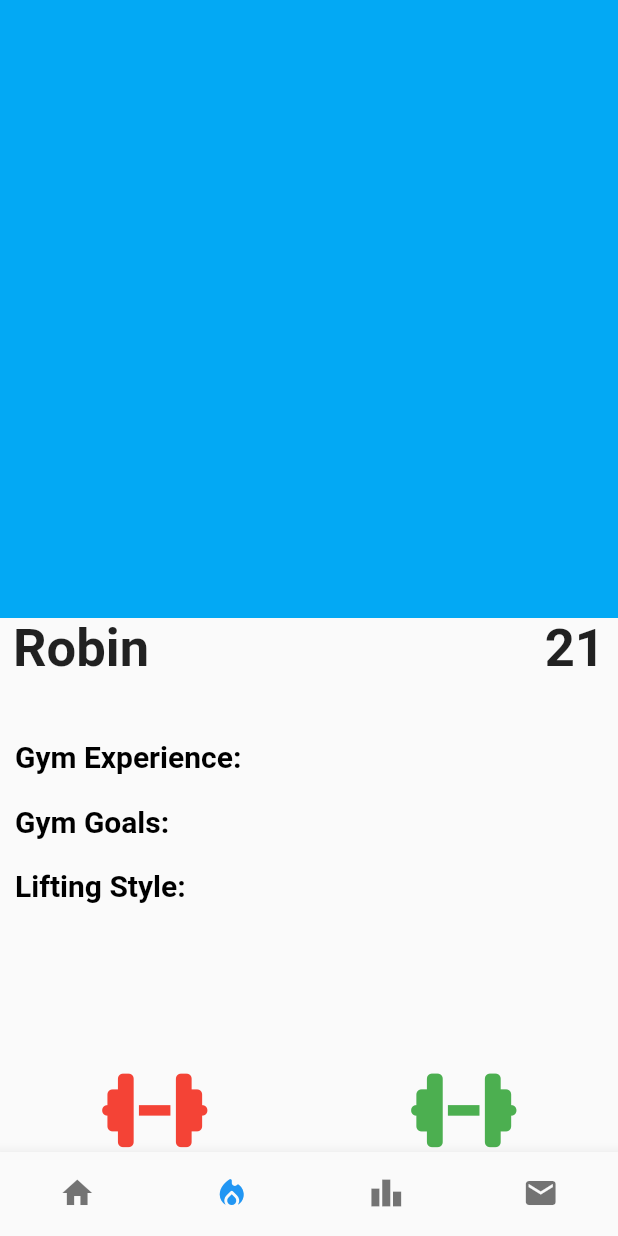
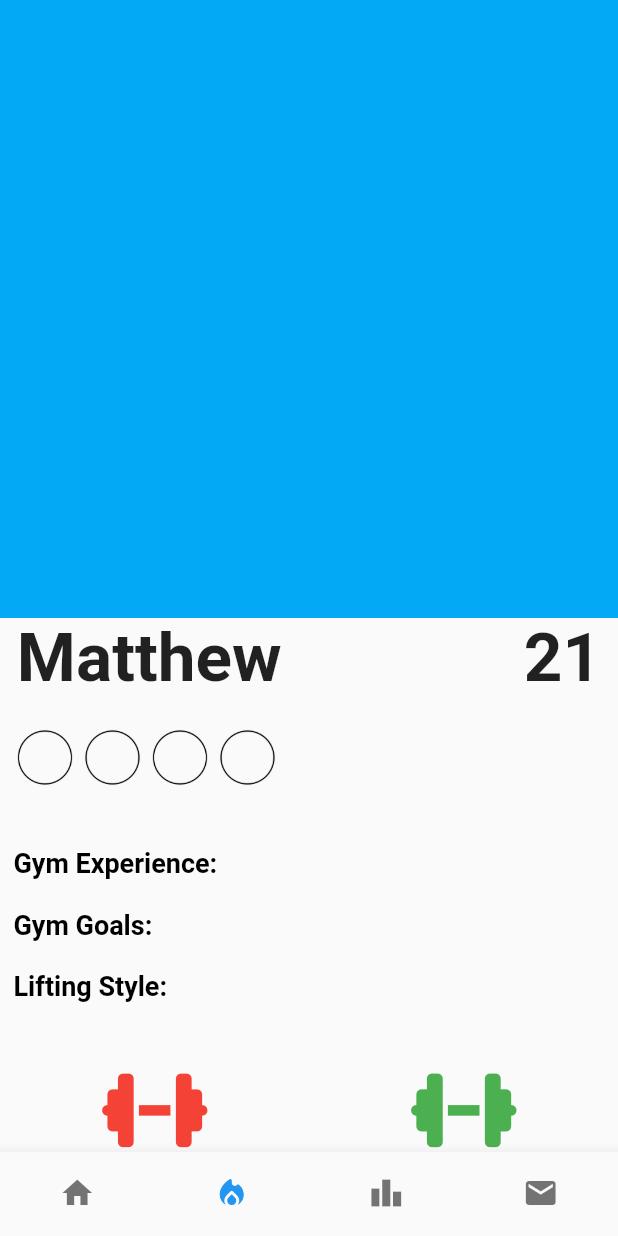
Before and after one commit to dariusrichardson36/FitBuddy, a Flutter app: the HomePage screen opened by its route, swiped to page 2, on a phone screen of 412 x 824 dp. Run offline on Flutter 3.47's test engine with Material 2 defaults, Android fonts, the phone set to English and light mode, and no system bars; our stand-ins replace cloud_firestore, firebase_auth, firebase_core, font_awesome_flutter, get, go_router and 4 more; missing offline and left inert: dart:ffi; accounts and stored records are empty; network calls fail.

Commit message:
Updated version of matchmaking page including default badge icons

```diff
--- a/lib/pages/homepage_views/matchmaking_view.dart
+++ b/lib/pages/homepage_views/matchmaking_view.dart
@@ -24,9 +24,9 @@ class MatchmakingView extends StatelessWidget {
               Align(
                 alignment: Alignment.centerLeft, // Left-align the text
                 child: Text(
-                  ' Robin',
+                  ' Matthew',
                   style: GoogleFonts.robotoFlex(
-                    fontSize: 35,
+                    fontSize: 45,
                     fontWeight: FontWeight.bold,
                   ),
                 ),
@@ -37,9 +37,59 @@ class MatchmakingView extends StatelessWidget {
                 child: Text(
                   '21 ',
                   style: GoogleFonts.robotoFlex(
-                    fontSize: 35,
+                    fontSize: 45,
                     fontWeight: FontWeight.bold,
                   ),
+                ),
+              ),
+            ],
+          ),
+          const SizedBox(height: 20),
+          Row(
+            children: [
+              // Display the PNG image within the row
+              Padding(
+                padding: EdgeInsets.only(left: 10.0, right: 5.0), // Adjust the spacing as needed
+                child: SizedBox(
+                  width: 40, // Set the desired width
+                  height: 40, // Set the desired height
+                  child: Image.asset(
+                    'lib/images/emptyBadge.png', // Replace with the actual asset path
+                    fit: BoxFit.contain, // Adjust the fit property as needed
+                  ),
+                ),
+              ),
+
+              Padding(
+                padding: EdgeInsets.only(right: 5.0), // Adjust the spacing as needed
+                child: SizedBox(
+                  width: 40, // Set the desired width
+                  height: 40, // Set the desired height
+                  child: Image.asset(
+                    'lib/images/emptyBadge.png', // Replace with the actual asset path
+                    fit: BoxFit.contain, // Adjust the fit property as needed
+                  ),
+                ),
+              ),
+
+              Padding(
+                padding: EdgeInsets.only(right: 5.0), // Adjust the spacing as needed
+                child: SizedBox(
+                  width: 40, // Set the desired width
+                  height: 40, // Set the desired height
+                  child: Image.asset(
+                    'lib/images/emptyBadge.png', // Replace with the actual asset path
+                    fit: BoxFit.contain, // Adjust the fit property as needed
+                  ),
+                ),
+              ),
+
+              SizedBox(
+                width: 40, // Set the desired width
+                height: 40, // Set the desired height
+                child: Image.asset(
+                  'lib/images/emptyBadge.png', // Replace with the actual asset path
+                  fit: BoxFit.contain, // Adjust the fit property as needed
                 ),
               ),
             ],
@@ -51,7 +101,7 @@ class MatchmakingView extends StatelessWidget {
               '  Gym Experience:',
               style: GoogleFonts.robotoFlex(
                 color: Colors.black,
-                fontSize: 20,
+                fontSize: 18,
                 fontWeight: FontWeight.bold,
               ),
             ),
@@ -64,7 +114,7 @@ class MatchmakingView extends StatelessWidget {
               '  Gym Goals:',
               style: GoogleFonts.robotoFlex(
                 color: Colors.black,
-                fontSize: 20,
+                fontSize: 18,
                 fontWeight: FontWeight.bold,
               ),
             ),
@@ -77,7 +127,7 @@ class MatchmakingView extends StatelessWidget {
               '  Lifting Style:',
               style: GoogleFonts.robotoFlex(
                 color: Colors.black,
-                fontSize: 20,
+                fontSize: 18,
                 fontWeight: FontWeight.bold,
               ),
             ),
```
Also changed, not shown: lib/images/emptyBadge.png (added).
